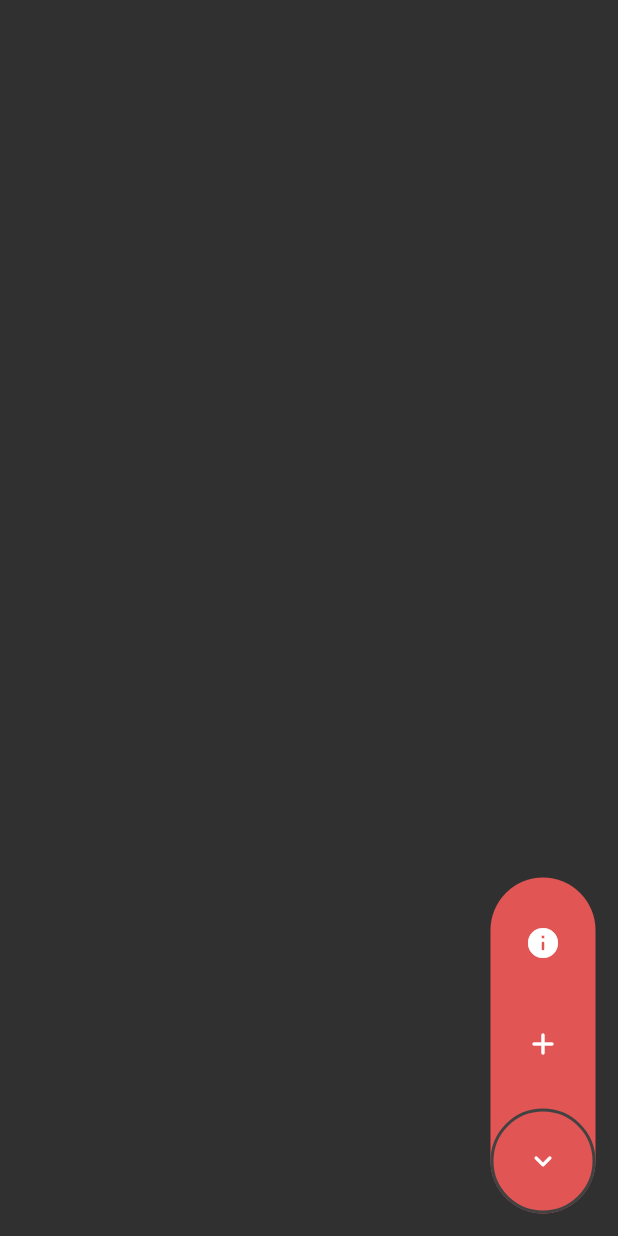
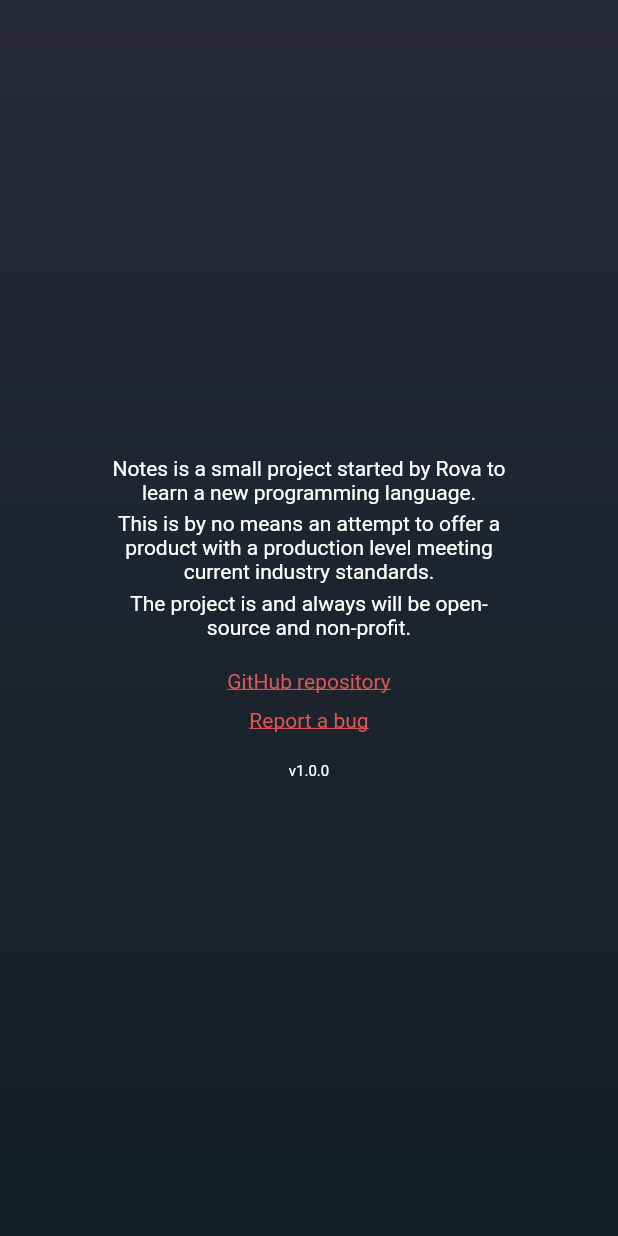
Before and after one commit to rovati/noteapp, a Flutter app: the screen it shows after launch, after a tap on the "keyboard arrow up" icon, after a tap on the "info" icon, on a phone screen of 412 x 824 dp. Run offline on Flutter 3.47's test engine with Material 2 defaults, Android fonts, the phone set to English and light mode, and no system bars; our stand-ins replace package_info, shared_preferences.

Commit message:
Add background image, add info page, bg box in notepage

```diff
--- /dev/null
+++ b/note_app/lib/screen/InfoPage.dart
@@ -0,0 +1,102 @@
+import 'package:flutter/gestures.dart';
+import 'package:flutter/material.dart';
+import 'package:note_app/util/constant/app_info.dart';
+import 'package:note_app/util/constant/app_theme.dart';
+import 'package:url_launcher/url_launcher.dart';
+
+class InfoPage extends StatelessWidget {
+  final Future<String> _version = PageInfo().appVersion;
+
+  @override
+  Widget build(BuildContext context) {
+    return Scaffold(
+      body: Stack(
+        children: [
+          Container(
+            decoration: BoxDecoration(
+              image: DecorationImage(
+                  image: AssetImage('assets/grad1.jpg'), fit: BoxFit.cover),
+            ),
+          ),
+          Center(
+            child: Container(
+              width: MediaQuery.of(context).size.width * 0.66,
+              child: Column(
+                mainAxisAlignment: MainAxisAlignment.center,
+                crossAxisAlignment: CrossAxisAlignment.center,
+                children: [
+                  Text(
+                    PageInfo.APP_INFO_1,
+                    textAlign: TextAlign.center,
+                  ),
+                  Padding(
+                    padding: EdgeInsets.only(top: 5),
+                    child: Text(
+                      PageInfo.APP_INFO_2,
+                      textAlign: TextAlign.center,
+                    ),
+                  ),
+                  Padding(
+                    padding: EdgeInsets.only(top: 5),
+                    child: Text(
+                      PageInfo.APP_INFO_3,
+                      textAlign: TextAlign.center,
+                    ),
+                  ),
+                  Padding(
+                    padding: EdgeInsets.only(top: 20),
+                    child: new RichText(
+                      text: TextSpan(
+                        text: 'GitHub repository',
+                        style: new TextStyle(
+                            decoration: TextDecoration.underline,
+                            color: Themes.red),
+                        recognizer: new TapGestureRecognizer()
+                          ..onTap = () {
+                            launch(PageInfo.REPO_URL);
+                          },
+                      ),
+                    ),
+                  ),
+                  Padding(
+                    padding: EdgeInsets.only(top: 10),
+                    child: new RichText(
+                      text: TextSpan(
+                        text: 'Report a bug',
+                        style: new TextStyle(
+                            decoration: TextDecoration.underline,
+                            color: Themes.red),
+                        recognizer: new TapGestureRecognizer()
+                          ..onTap = () {
+                            launch(PageInfo.BUG_REPORT_LINK);
+                          },
+                      ),
+                    ),
+                  ),
+                  Padding(
+                    padding: EdgeInsets.only(top: 20),
+                    child: FutureBuilder<String>(
+                        future: _version,
+                        builder: (context, snapshot) {
+                          var version = 'retreiving app version...';
+                          if (snapshot.hasData) {
+                            version = 'v' + snapshot.data!;
+                          }
+                          if (snapshot.hasError) {
+                            version = 'failed to retreive the app version';
+                          }
+                          return Text(
+                            version,
+                            style: TextStyle(fontSize: 10),
+                          );
+                        }),
+                  ),
+                ],
+              ),
+            ),
+          ),
+        ],
+      ),
+    );
+  }
+}
--- a/note_app/lib/screen/MainPage.dart
+++ b/note_app/lib/screen/MainPage.dart
@@ -15,20 +15,16 @@ class MainPage extends StatefulWidget {
 
 class _MainPageState extends State<MainPage> with TickerProviderStateMixin {
   @override
-  void initState() {
-    super.initState();
-  }
-
-  @override
-  void dispose() {
-    super.dispose();
-  }
-
-  @override
   Widget build(BuildContext context) {
     return Scaffold(
       body: Stack(
         children: [
+          Container(
+            decoration: BoxDecoration(
+              image: DecorationImage(
+                  image: AssetImage('assets/grad1.jpg'), fit: BoxFit.cover),
+            ),
+          ),
           Center(
             child: Container(
               alignment: Alignment.center,
--- a/note_app/lib/screen/NotePage.dart
+++ b/note_app/lib/screen/NotePage.dart
@@ -40,12 +40,21 @@ class _NotePageState extends State<NotePage> {
   @override
   Widget build(BuildContext context) {
     return Scaffold(
-      body: SafeArea(
+      resizeToAvoidBottomInset: false,
+      body: Stack(
+        children: [
+          Container(
+            decoration: BoxDecoration(
+              image: DecorationImage(
+                  image: AssetImage('assets/grad1.jpg'), fit: BoxFit.cover),
+            ),
+          ),
+          SafeArea(
             child: Column(
               crossAxisAlignment: CrossAxisAlignment.center,
               children: [
                 Padding(
-              padding: EdgeInsets.only(top: 10.0, bottom: 10.0),
+                  padding: EdgeInsets.only(top: 10.0),
                   child: Center(
                     child: Container(
                         child: TextField(
@@ -81,11 +90,26 @@ class _NotePageState extends State<NotePage> {
                             borderRadius: BorderRadius.circular(20),
                             border: Border.all(
                                 width: 12.0,
-                            color: Color.fromARGB(0xFF, 0xE1, 0x55, 0x54)))),
+                                color:
+                                    Color.fromARGB(0xFF, 0xE1, 0x55, 0x54)))),
                   ),
                 ),
+                Expanded(
+                  child: Padding(
+                    padding: EdgeInsets.all(20),
+                    child: Stack(
+                      alignment: Alignment.center,
+                      children: [
                         Container(
-              width: MediaQuery.of(context).size.width * 0.9,
+                          decoration: BoxDecoration(
+                            borderRadius: BorderRadius.circular(15),
+                            color: Color.fromARGB(0x22, 0x10, 0x10, 0x10),
+                          ),
+                        ),
+                        FractionallySizedBox(
+                          alignment: Alignment.center,
+                          widthFactor: 0.95,
+                          heightFactor: 0.95,
                           child: TextField(
                             onChanged: _onNoteModified,
                             readOnly: note.id == -1,
@@ -97,9 +121,15 @@ class _NotePageState extends State<NotePage> {
                               border: InputBorder.none,
                             ),
                           ),
-            )
+                        ),
                       ],
                     ),
+                  ),
+                ),
+              ],
+            ),
+          ),
+        ],
       ),
     );
   }
--- /dev/null
+++ b/note_app/lib/util/constant/app_info.dart
@@ -0,0 +1,21 @@
+import 'package:package_info/package_info.dart';
+
+class PageInfo {
+  /* <--- Info page related ---> */
+  static final String APP_INFO_1 =
+      "Notes is a small project started by Rova to learn a new programming language.";
+  static final String APP_INFO_2 =
+      "This is by no means an attempt to offer a product with a production level meeting current industry standards.";
+  static final String APP_INFO_3 =
+      "The project is and always will be open-source and non-profit.";
+
+  static final String REPO_URL = "https://github.com/rovati/noteapp";
+
+  static final String BUG_REPORT_LINK =
+      "https://github.com/rovati/noteapp/issues";
+
+  static final String VERSION = "v beta 0.5.4";
+
+  Future<String> get appVersion =>
+      PackageInfo.fromPlatform().then((info) => info.version);
+}
--- a/note_app/lib/widget/Toolbar.dart
+++ b/note_app/lib/widget/Toolbar.dart
@@ -1,6 +1,7 @@
 import 'package:flutter/material.dart';
 import 'package:note_app/model/Note.dart';
 import 'package:note_app/model/NotesList.dart';
+import 'package:note_app/screen/InfoPage.dart';
 import 'package:note_app/util/IDProvider.dart';
 import 'package:note_app/util/constant/app_theme.dart';
 import 'dart:math' show pi;
@@ -50,7 +51,7 @@ class _ToolbarState extends State<Toolbar> with TickerProviderStateMixin {
                 crossAxisAlignment: CrossAxisAlignment.stretch,
                 children: [
                   IconButton(
-                    onPressed: () {},
+                    onPressed: _onTapOpenInfo,
                     icon: Icon(Icons.info_rounded),
                   ),
                   IconButton(
@@ -110,4 +111,10 @@ class _ToolbarState extends State<Toolbar> with TickerProviderStateMixin {
     IDProvider.getNextId()
         .then((id) => NotesList().addNote(Note(id, 'New note')));
   }
+
+  void _onTapOpenInfo() {
+    _onTapArrow();
+    Navigator.push(
+        context, MaterialPageRoute(builder: (context) => InfoPage()));
+  }
 }
```
Also changed, not shown: note_app/pubspec.yaml (+4 -31 lines), note_app/assets/grad1.jpg (added), note_app/assets/grad2.jpg (added), note_app/pubspec.lock. Lines whose indentation alone changed are shown as unchanged.
